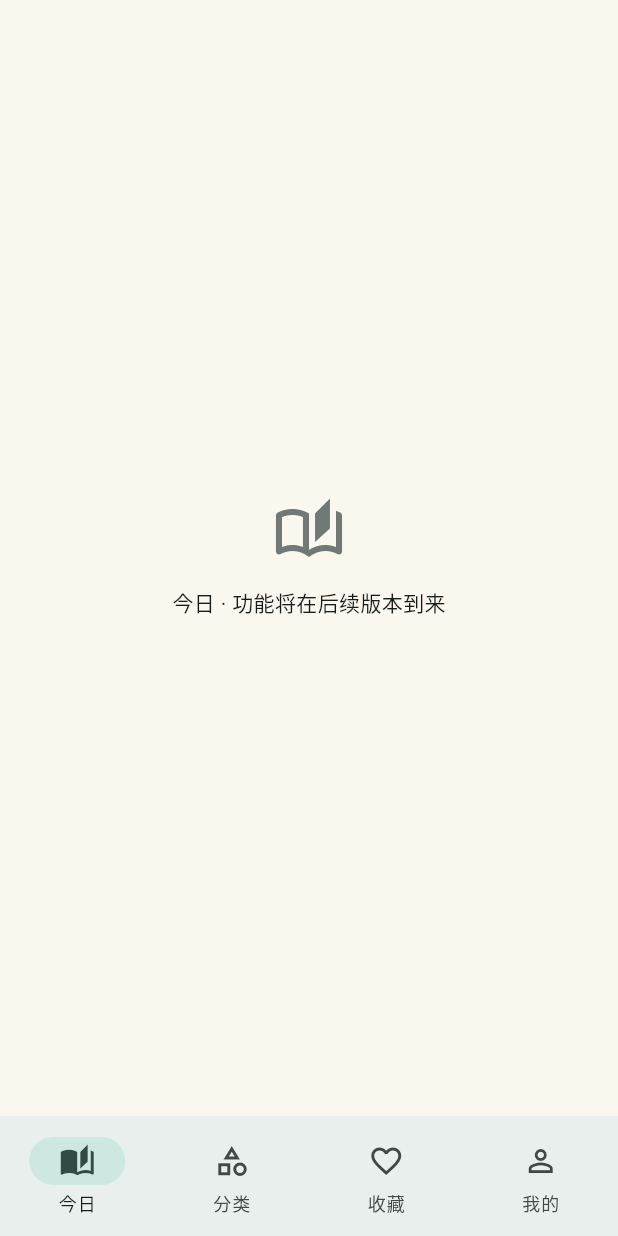
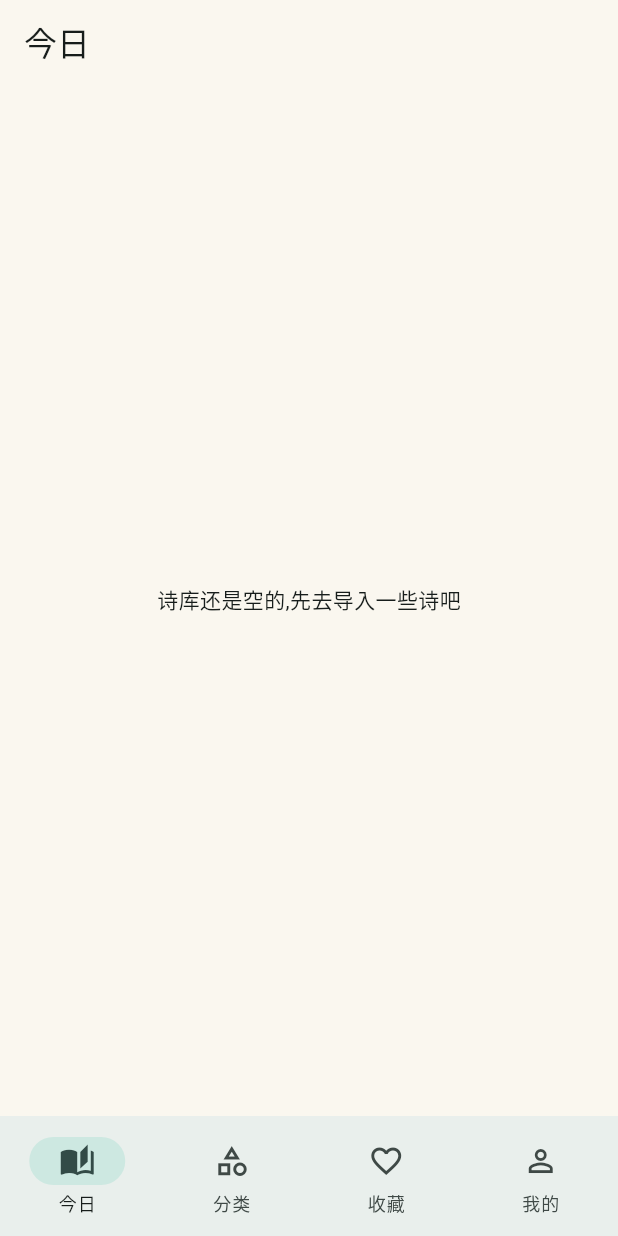
Before and after one commit to neoeto/poetry-mate, a Flutter app: the screen it shows after launch, on a phone screen of 412 x 824 dp. Run offline on Flutter 3.47's test engine with Material 3 defaults, Android fonts, the phone set to English and light mode, and no system bars; our stand-ins replace drift, flutter_riverpod, go_router, shared_preferences; missing offline and left inert: es_compression; accounts and stored records are empty; generated files the repository leaves out were written again; statements that could not run were skipped.

Commit message:
feat(app): 今日/收藏/我的 页面真实化 (任务4.3)
- TodayPage: 本地随机一首卡片(下拉换一首)+AI策展预告横幅, 空库友好文案
- FavoritesPage: 空状态插画文案(读到心动处点一颗心)
- MinePage: 导入书架/LLM配置/人格选择/注本 四项功能预告 + 关于
- 路由分支全部真实化, 移除通用占位组件
- repository 新增 randomOne(); analyze零问题 · 32/32测试全绿

```diff
--- a/app/lib/core/ui/app_router.dart
+++ b/app/lib/core/ui/app_router.dart
@@ -8,6 +8,9 @@ import 'package:flutter/material.dart';
 import 'package:go_router/go_router.dart';
 
 import '../../features/browse/browse_page.dart';
+import '../../features/favorites/favorites_page.dart';
+import '../../features/settings/mine_page.dart';
+import '../../features/today/today_page.dart';
 import '../../features/reader/poem_route_page.dart';
 
 final rootNavigatorKey = GlobalKey<NavigatorState>();
@@ -60,15 +63,19 @@ GoRouter buildAppRouter() {
   );
 }
 
-/// 各分支页面装配(今日/收藏/我的仍为占位,随对应任务落地)
+/// 各分支页面装配(全部真实化;今日策展/收藏功能后续版本增强)
 Widget _branchPage(String path) {
   switch (path) {
+    case '/today':
+      return const TodayPage();
     case '/browse':
       return const BrowsePage();
+    case '/favorites':
+      return const FavoritesPage();
+    case '/settings':
+      return const MinePage();
     default:
-      return _TabPlaceholder(
-        spec: _tabs.firstWhere((t) => t.path == path),
-      );
+      return const SizedBox.shrink();
   }
 }
 
@@ -100,24 +107,3 @@ class HomeShell extends StatelessWidget {
     );
   }
 }
-
-class _TabPlaceholder extends StatelessWidget {
-  const _TabPlaceholder({required this.spec});
-
-  final TabSpec spec;
-
-  @override
-  Widget build(BuildContext context) {
-    return Center(
-      child: Column(
-        mainAxisAlignment: MainAxisAlignment.center,
-        children: [
-          Icon(spec.icon, size: 48, color: Theme.of(context).colorScheme.outline),
-          const SizedBox(height: 12),
-          Text('${spec.label} · 功能将在后续版本到来',
-              style: Theme.of(context).textTheme.bodyMedium),
-        ],
-      ),
-    );
-  }
-}
--- /dev/null
+++ b/app/lib/features/today/today_page.dart
@@ -0,0 +1,132 @@
+/// 今日页占位(任务 4.3): 本地随机一首 + 策展预告。
+///
+/// LLM 每日策展归 today-feed 变更;当前用纯本地随机维持"开箱有惊喜"的活感。
+
+library;
+import 'package:flutter/material.dart';
+import 'package:flutter_riverpod/flutter_riverpod.dart';
+import 'package:go_router/go_router.dart';
+
+import '../../core/ui/app_theme.dart';
+import '../../data/providers.dart';
+
+class TodayPage extends ConsumerStatefulWidget {
+  const TodayPage({super.key});
+
+  @override
+  ConsumerState<TodayPage> createState() => _TodayPageState();
+}
+
+class _TodayPageState extends ConsumerState<TodayPage> {
+  late Future<dynamic> _randomFuture;
+
+  @override
+  void initState() {
+    super.initState();
+    _randomFuture = ref.read(poemRepositoryProvider).randomOne();
+  }
+
+  @override
+  Widget build(BuildContext context) {
+    return Scaffold(
+      appBar: AppBar(title: const Text('今日')),
+      body: FutureBuilder(
+        future: _randomFuture,
+        builder: (context, snapshot) {
+          if (snapshot.connectionState != ConnectionState.done) {
+            return const Center(child: CircularProgressIndicator());
+          }
+          final poem = snapshot.data;
+          if (poem == null) {
+            return const Center(child: Text('诗库还是空的,先去导入一些诗吧'));
+          }
+
+          return RefreshIndicator(
+            onRefresh: () async {
+              setState(() {
+                _randomFuture = ref.read(poemRepositoryProvider).randomOne();
+              });
+              await _randomFuture;
+            },
+            child: ListView(
+              padding: const EdgeInsets.all(20),
+              children: [
+                // ── 策展预告横幅 ──
+                Card(
+                  color: Theme.of(context).colorScheme.surfaceContainerHighest,
+                  child: Padding(
+                    padding:
+                        const EdgeInsets.symmetric(horizontal: 12, vertical: 8),
+                    child: Row(
+                      children: [
+                        Icon(Icons.auto_awesome,
+                            size: 14,
+                            color: Theme.of(context).colorScheme.primary),
+                        const SizedBox(width: 6),
+                        Text(
+                          'AI 每日策展即将到来,现在先随机偶遇一首',
+                          style: Theme.of(context).textTheme.labelSmall,
+                        ),
+                      ],
+                    ),
+                  ),
+                ),
+                const SizedBox(height: 16),
+
+                // ── 随机诗卡 ──
+                Card(
+                  margin: EdgeInsets.zero,
+                  child: InkWell(
+                    borderRadius: BorderRadius.circular(12),
+                    onTap: () => context.push('/poem/${poem.id}'),
+                    child: Padding(
+                      padding: const EdgeInsets.all(24),
+                      child: Column(
+                        crossAxisAlignment: CrossAxisAlignment.start,
+                        children: [
+                          Text(
+                            poem.displayTitle.isEmpty
+                                ? poem.paragraphs.first
+                                : poem.displayTitle,
+                            style: Theme.of(context)
+                                .textTheme
+                                .titleLarge
+                                ?.copyWith(fontFamily: PoetryFonts.content),
+                          ),
+                          const SizedBox(height: 4),
+                          Align(
+                            alignment: Alignment.centerRight,
+                            child: Text('${poem.author} · ${poem.dynasty}',
+                                style: Theme.of(context)
+                                    .textTheme
+                                    .bodySmall
+                                    ?.copyWith(
+                                        color: Theme.of(context)
+                                            .colorScheme
+                                            .onSurfaceVariant)),
+                          ),
+                          const SizedBox(height: 16),
+                          Text(poem.paragraphs.first,
+                              maxLines: 2,
+                              overflow: TextOverflow.ellipsis,
+                              style: AppTheme.contentTextStyle(context,
+                                  fontSize: 18)),
+                        ],
+                      ),
+                    ),
+                  ),
+                ),
+                const SizedBox(height: 24),
+                Center(
+                  child: Text('下拉换一首',
+                      style: Theme.of(context).textTheme.labelSmall?.copyWith(
+                          color: Theme.of(context).colorScheme.outline)),
+                ),
+              ],
+            ),
+          );
+        },
+      ),
+    );
+  }
+}
```
Also changed, not shown: app/lib/data/repositories/poem_repository.dart (+12 -0 lines), app/lib/features/favorites/favorites_page.dart (added, +38 -0 lines), app/lib/features/settings/mine_page.dart (added, +47 -0 lines), 1 other file.
